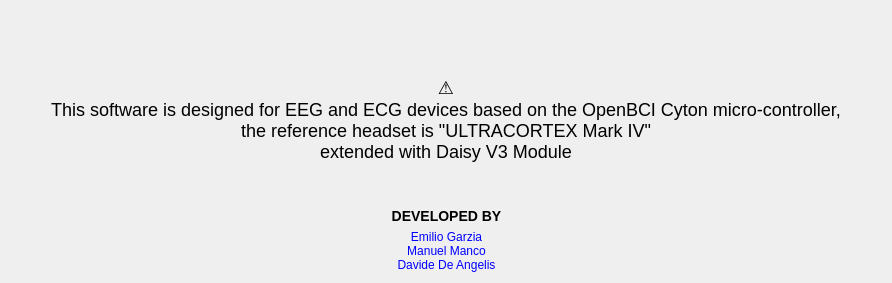
This is GUI/aboutDialog.ui in EmilioGarzia/EEG_ECG-Reader-ULTRACORTEX-MarkIV as Qt 5 draws it before an edit. The edited form follows.
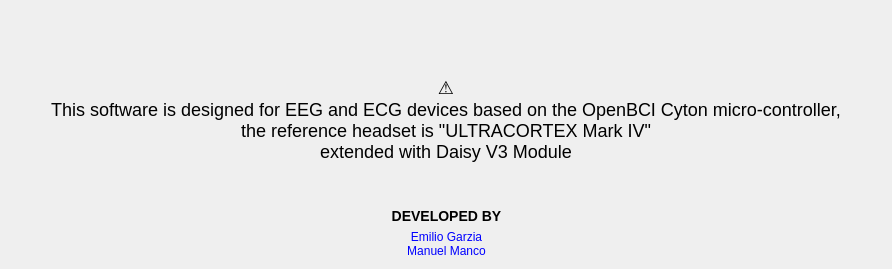
This is the edited form. Icons and pictures are not drawn.

Diff of the .ui file:
```diff
--- a/GUI/aboutDialog.ui
+++ b/GUI/aboutDialog.ui
@@ -186,8 +186,7 @@
          </property>
          <property name="text">
           <string>Emilio Garzia
-Manuel Manco
-Davide De Angelis</string>
+Manuel Manco</string>
          </property>
          <property name="alignment">
           <set>Qt::AlignCenter</set>
```
